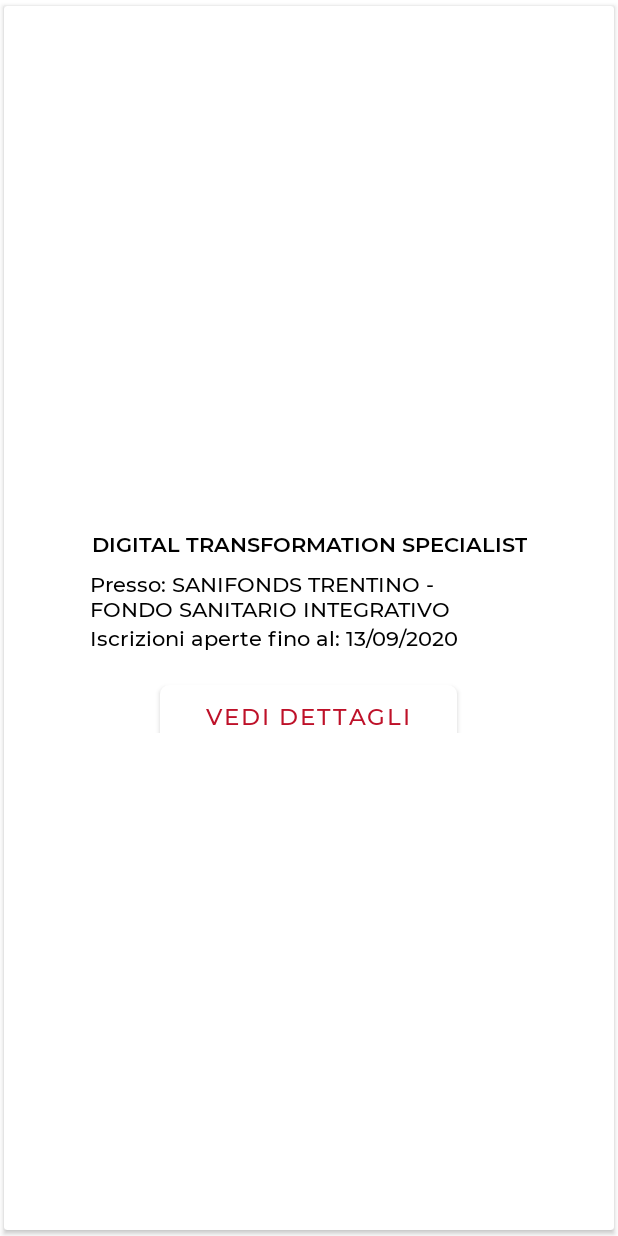
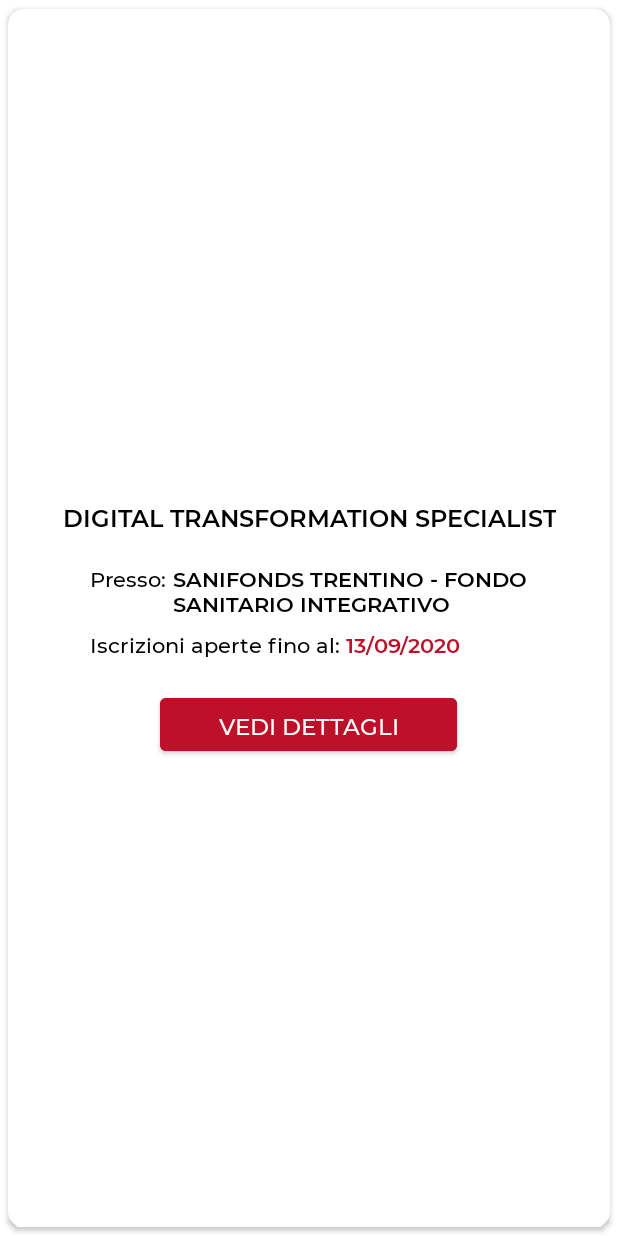
Before and after one commit to davideuez/UniStage, an Android app: the layout carte_della_h.xml on its own in the app's theme, with its tools: preview values and no code run, on a phone screen of 412 x 824 dp. Run offline under Robolectric (Android 15) with nearby library versions, the phone set to English and light mode, and no system bars.

Commit message:
Sistemato il template layout delle schede

```diff
--- a/app/src/main/java/com/example/unistage/Adapter.java
+++ b/app/src/main/java/com/example/unistage/Adapter.java
@@ -11,7 +11,9 @@ import androidx.recyclerview.widget.RecyclerView;
 
 import java.util.ArrayList;
 
-public class Adapter extends RecyclerView.Adapter<Adapter.ViewHolder> {
+import static com.example.unistage.Adapter.*;
+
+public class Adapter extends RecyclerView.Adapter<ViewHolder> {
     private ArrayList<Home_card_itiem> lista_privata_adapter;
     private OnItemClickedListener mListener;
 
@@ -97,8 +99,10 @@ public class Adapter extends RecyclerView.Adapter<Adapter.ViewHolder> {
         final Home_card_itiem current_item = lista_privata_adapter.get(position);
 
         holder.vh_title.setText(current_item.getTitolo());
-        holder.vh_azienda.setText(current_item.getAzienda());
-        holder.vh_data.setText(current_item.getData_iscrizioni());
+
+        //RIMUOVERE COMMENTI UNA VOLTA CAPITO COME PRENDERE I VALORI DINAMICI DA FIREBASE
+        //holder.vh_azienda.setText(current_item.getAzienda());
+        //holder.vh_data.setText(current_item.getData_iscrizioni());
 
     }
 
--- /dev/null
+++ b/app/src/main/res/drawable/rounded_corners_button.xml
@@ -0,0 +1,5 @@
+<?xml version="1.0" encoding="utf-8"?>
+<shape xmlns:android="http://schemas.android.com/apk/res/android">
+    <corners  android:radius="10dp"/>
+    <solid android:color="@color/red"></solid>
+</shape>
--- a/app/src/main/res/layout/carte_della_h.xml
+++ b/app/src/main/res/layout/carte_della_h.xml
@@ -4,11 +4,12 @@
     android:layout_height="match_parent"
     xmlns:app="http://schemas.android.com/apk/res-auto"
     app:cardUseCompatPadding="true"
-    android:padding="10dp">
+    android:padding="10dp"
+    app:cardCornerRadius="10dp">
 
     <LinearLayout
         android:layout_width="356dp"
-        android:layout_height="173dp"
+        android:layout_height="210dp"
         android:layout_gravity="center"
         android:background="@drawable/rounded_corners"
         android:orientation="vertical"
@@ -22,7 +23,8 @@
             android:fontFamily="@font/montserrat_semibold"
             android:text="DIGITAL TRANSFORMATION SPECIALIST"
             android:textColor="#000000"
-            android:textSize="14dp"
+            android:textSize="16dp"
+            android:textAllCaps="true"
             android:layout_marginTop="17dp"
             android:layout_gravity="center" />
 
@@ -30,15 +32,44 @@
             android:layout_width="wrap_content"
             android:layout_height="wrap_content"
             android:orientation="vertical"
-            android:layout_marginTop="7dp"
+            android:layout_marginTop="20dp"
             android:layout_marginStart="22dp">
+
+            <LinearLayout
+                android:layout_width="wrap_content"
+                android:layout_height="wrap_content"
+                android:orientation="horizontal">
+
+                <TextView
+                    android:layout_width="wrap_content"
+                    android:layout_height="wrap_content"
+                    android:fontFamily="@font/montserrat_medium"
+                    android:text="Presso: "
+                    android:textColor="#000000"
+                    android:textSize="14dp" />
 
                 <TextView
                     android:id="@+id/card_azienda_id"
                     android:layout_width="wrap_content"
                     android:layout_height="wrap_content"
+                    android:fontFamily="@font/montserrat_semibold"
+                    android:text="SANIFONDS TRENTINO - FONDO SANITARIO INTEGRATIVO"
+                    android:textColor="#000000"
+                    android:textSize="14dp" />
+
+            </LinearLayout>
+
+            <LinearLayout
+                android:layout_width="wrap_content"
+                android:layout_height="wrap_content"
+                android:orientation="horizontal"
+                android:layout_marginTop="8dp">
+
+                <TextView
+                    android:layout_width="wrap_content"
+                    android:layout_height="wrap_content"
                     android:fontFamily="@font/montserrat_medium"
-                android:text="Presso: SANIFONDS TRENTINO - \nFONDO SANITARIO INTEGRATIVO"
+                    android:text="Iscrizioni aperte fino al: "
                     android:textColor="#000000"
                     android:textSize="14dp" />
 
@@ -46,24 +77,22 @@
                     android:id="@+id/card_data_id"
                     android:layout_width="wrap_content"
                     android:layout_height="wrap_content"
-                android:fontFamily="@font/montserrat_medium"
-                android:text="Iscrizioni aperte fino al: 13/09/2020"
-                android:textColor="#000000"
+                    android:fontFamily="@font/montserrat_semibold"
+                    android:text="13/09/2020"
+                    android:textColor="@color/red"
                     android:textSize="14dp" />
+
+            </LinearLayout>
 
         </LinearLayout>
 
         <Button
             android:id="@+id/card_dettaglibutton_id"
+            style="@style/BottoneRosso"
             android:layout_width="198dp"
-            android:layout_height="39dp"
+            android:layout_height="wrap_content"
             android:layout_gravity="center"
-            android:layout_marginTop="22dp"
-            android:background="@drawable/rounded_corners"
-            android:text="VEDI DETTAGLI"
-            android:fontFamily="@font/montserrat_medium"
-            android:textColor="#BE1129"
-            android:textSize="15dp"/>
+            android:layout_marginTop="20dp" />
 
     </LinearLayout>
 
--- a/app/src/main/res/values/colors.xml
+++ b/app/src/main/res/values/colors.xml
@@ -5,4 +5,5 @@
     <color name="colorAccent">#03DAC5</color>
     <color name="colorWhite">#FFFFFF</color>
     <color name="colorBlack">#000000</color>
+    <color name="red">#BE1129</color>
 </resources>
--- a/app/src/main/res/values/styles.xml
+++ b/app/src/main/res/values/styles.xml
@@ -22,4 +22,14 @@
         <item name="android:textSize">11dp</item>
     </style>
 
+    <style name="BottoneRosso" >
+        <item name="android:textSize">15dp</item>
+        <item name="android:padding">8dp</item>
+        <item name="android:text">VEDI DETTAGLI</item>
+        <item name="android:textColor">@color/colorWhite</item>
+        <item name="android:fontFamily">@font/montserrat_medium</item>
+        <item name="android:backgroundTint">@color/red</item>
+        <item name="android:letterSpacing">0</item>
+    </style>
+
 </resources>
```
Lines whose indentation alone changed are shown as unchanged.
